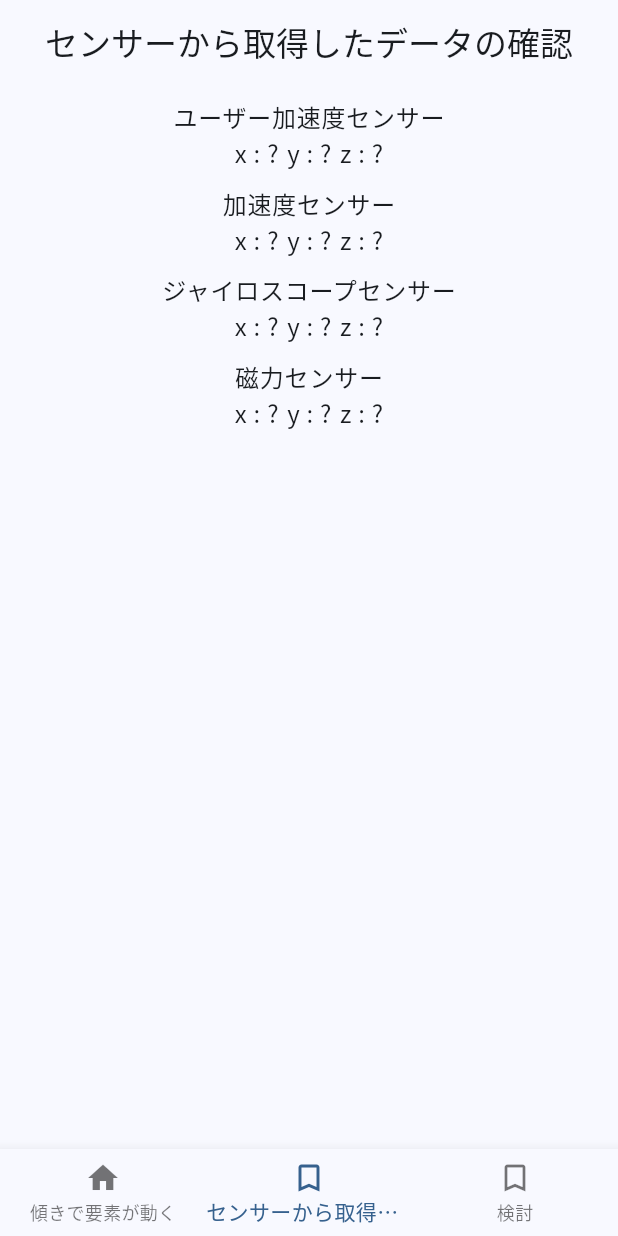
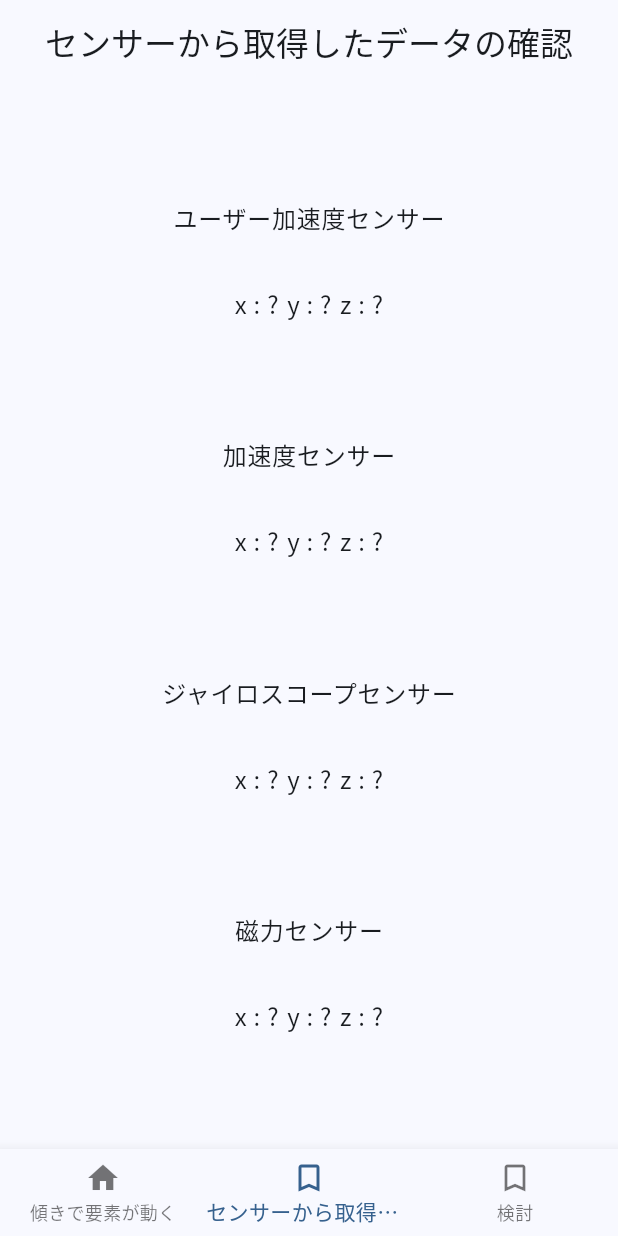
Before and after one commit to beeeyan/gyro_app, a Flutter app: the DataViewPage screen opened by its route, on a phone screen of 412 x 824 dp. Run offline on Flutter 3.47's test engine with Material 3 defaults, Android fonts, the phone set to English and light mode, and no system bars; our stand-ins replace flutter_screenutil, gap, go_router, hooks_riverpod, logger, sensors_plus; missing offline and left inert: flame, flame_forge2d; statements that could not run were skipped.

Commit message:
値が見やすいように微調整

```diff
--- a/lib/feature/data_view/data_view.dart
+++ b/lib/feature/data_view/data_view.dart
@@ -129,6 +129,7 @@ class _DataViewState extends State<DataViewPage> {
   @override
   Widget build(BuildContext context) {
     return Column(
+      mainAxisAlignment: MainAxisAlignment.spaceEvenly,
       children: [
         Gap(10.h),
         Text(
@@ -226,6 +227,7 @@ class _DataViewState extends State<DataViewPage> {
             ),
           ],
         ),
+         Gap(10.h),
       ],
     );
   }
```
